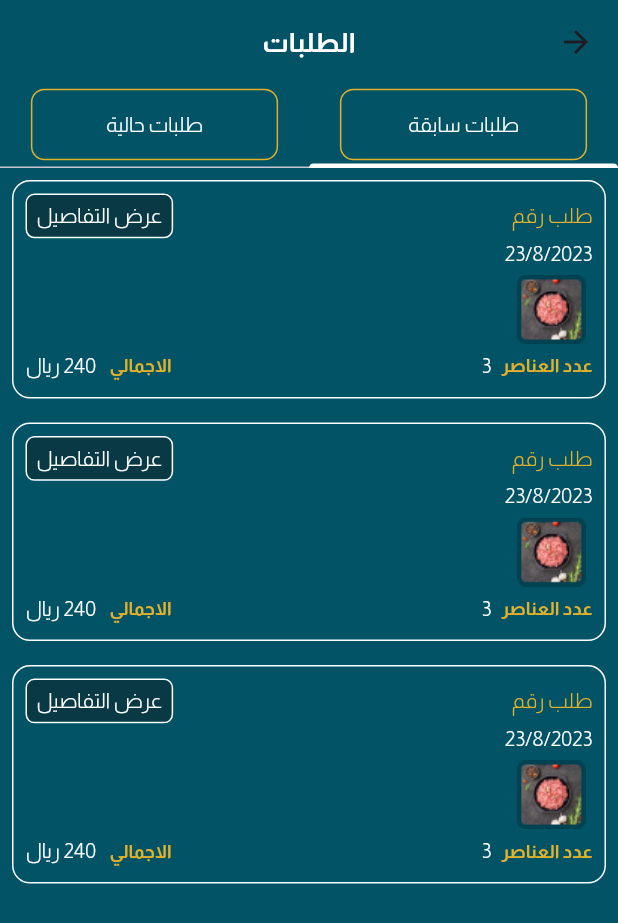
After one commit to ranahamdy1/abo_maged_app, a Flutter app: the OrdersScreen screen opened directly, on a phone screen of 412 x 824 dp. The commit adds this screen. Shown: the top 923 px of the screen. Run offline on Flutter 3.47's test engine with Material 3 defaults, Android fonts, the phone set to English and light mode, and no system bars; drawn by our look-alikes of contained_tab_bar_view; our stand-ins replace animated_splash_screen, bloc, carousel_slider, dio, easy_localization, flutter_bloc and 5 more; accounts and stored records are empty.

Commit message:
add order screen

```diff
--- a/lib/features/home/main_navigation/main_navigation_screen.dart
+++ b/lib/features/home/main_navigation/main_navigation_screen.dart
@@ -1,6 +1,7 @@
 import 'package:abo_maged_app/features/home/basket/view/basket_screen.dart';
 import 'package:abo_maged_app/features/home/main_navigation/widget/selection_icon_widget.dart';
 import 'package:abo_maged_app/features/home/home/view/home_screen.dart';
+import 'package:abo_maged_app/features/home/orders/view/orders_screen.dart';
 import 'package:flutter/material.dart';
 import 'package:abo_maged_app/core/utils/app_assets.dart';
 import 'package:abo_maged_app/core/utils/app_colors.dart';
@@ -76,7 +77,7 @@ class _NavigationExampleState extends State<MainNavigationScreen> {
         body: <Widget>[
           const HomeScreen(),
           const BasketScreen(),
-          const HomeScreen(),
+          const OrdersScreen(),
           const HomeScreen(),
           const HomeScreen(),
         ][currentPageIndex],
--- /dev/null
+++ b/lib/features/home/orders/view/orders_screen.dart
@@ -0,0 +1,58 @@
+import 'package:abo_maged_app/core/utils/app_colors.dart';
+import 'package:abo_maged_app/core/widgets/text_widget.dart';
+import 'package:abo_maged_app/features/home/orders/widgets/current_order_widget.dart';
+import 'package:abo_maged_app/features/home/orders/widgets/last_order_widget.dart';
+import 'package:flutter/material.dart';
+import 'package:contained_tab_bar_view/contained_tab_bar_view.dart';
+import 'package:flutter_screenutil/flutter_screenutil.dart';
+
+class OrdersScreen extends StatelessWidget {
+  const OrdersScreen({super.key});
+
+  @override
+  Widget build(BuildContext context) {
+    return Scaffold(
+      appBar: AppBar(
+        backgroundColor: AppColors.mainColor,
+        title: const TextWidget.bigText("الطلبات",color: AppColors.whiteColor),
+        centerTitle: true,
+      ),
+      body: Column(
+        children: [
+          SizedBox(
+            width: double.infinity,
+            height: 500.h,
+            child: ContainedTabBarView(
+              tabBarProperties: const TabBarProperties(indicatorColor: AppColors.mainColor),
+              tabs: [
+                Container(
+                  height: 40.h,
+                  width: 144.w,
+                  decoration: BoxDecoration(
+                    borderRadius: BorderRadius.circular(9),
+                    border: Border.all(color: AppColors.yellowColor)
+                  ),
+                  child: const Center(child: TextWidget("طلبات سابقة",color: AppColors.whiteColor,)),
+                ),
+                Container(
+                  height: 40.h,
+                  width: 144.w,
+                  decoration: BoxDecoration(
+                    borderRadius: BorderRadius.circular(9),
+                    border: Border.all(color: AppColors.yellowColor)
+                  ),
+                  child: const Center(child: TextWidget("طلبات حالية",color: AppColors.whiteColor,)),
+                ),
+              ],
+              views: const [
+                LastOrderWidget(),
+                CurrentOrderWidget()
+              ],
+              onChange: (index) => print(index),
+            ),
+          ),
+        ],
+      ),
+    );
+  }
+}
--- /dev/null
+++ b/lib/features/home/orders/widgets/last_order_widget.dart
@@ -0,0 +1,74 @@
+import 'package:abo_maged_app/core/utils/app_assets.dart';
+import 'package:abo_maged_app/core/utils/app_colors.dart';
+import 'package:abo_maged_app/core/widgets/text_widget.dart';
+import 'package:flutter/cupertino.dart';
+import 'package:flutter_screenutil/flutter_screenutil.dart';
+
+class LastOrderWidget extends StatelessWidget {
+  const LastOrderWidget({super.key});
+
+  @override
+  Widget build(BuildContext context) {
+    return ListView.builder(
+      itemCount: 3,
+      itemBuilder: (BuildContext context, int index) {
+        return Padding(
+          padding: const EdgeInsets.all(8.0),
+          child: Container(
+            height: 122.h,
+            width: 368.w,
+            decoration: BoxDecoration(
+                borderRadius: BorderRadius.circular(12),
+                border: Border.all(color: AppColors.whiteColor)
+            ),
+            child: Padding(
+              padding: const EdgeInsets.all(8.0),
+              child: Column(
+                crossAxisAlignment: CrossAxisAlignment.start,
+                children: [
+                  Row(
+                    mainAxisAlignment: MainAxisAlignment.spaceBetween,
+                    children: [
+                      const TextWidget("طلب رقم",color: AppColors.yellowColor,),
+                      Container(
+                        height: 25.h,
+                        width: 86.w,
+                        decoration: BoxDecoration(
+                            borderRadius: BorderRadius.circular(6),
+                            border: Border.all(color: AppColors.whiteColor),
+                            color: AppColors.secondColor
+                        ),
+                        child: const Center(child: TextWidget("عرض التفاصيل",color: AppColors.whiteColor,)),
+                      )
+                    ],
+                  ),
+                  const TextWidget("23/8/2023",color: AppColors.whiteColor,),
+                  SizedBox(
+                    height: 46.h,
+                    width: 46.w,
+                    child: ListView.builder(
+                      itemCount: 3,
+                      scrollDirection: Axis.horizontal,
+                      itemBuilder: (BuildContext context, int index) {
+                        return Image.asset("order".getPngAsset);
+                      },
+                    ),
+                  ),
+                  const Row(
+                    children: [
+                      TextWidget.mediumText("عدد العناصر   ",color: AppColors.yellowColor,),
+                      TextWidget("3",color: AppColors.whiteColor,),
+                      Spacer(),
+                      TextWidget.mediumText("الاجمالي    ",color: AppColors.yellowColor,),
+                      TextWidget("240 ريال",color: AppColors.whiteColor,),
+                    ],
+                  )
+                ],
+              ),
+            ),
+          ),
+        );
+      },
+    );
+  }
+}
--- a/pubspec.yaml
+++ b/pubspec.yaml
@@ -26,6 +26,7 @@ dependencies:
   flutter_screenutil: ^5.9.3
   flutter_localization: ^0.2.3
   carousel_slider: ^5.0.0
+  contained_tab_bar_view: ^0.8.0
 
 dev_dependencies:
   flutter_test:
```
Also changed, not shown: lib/features/home/orders/widgets/current_order_widget.dart (added, +74 -0 lines), assets/images/order.png (added), pubspec.lock.
